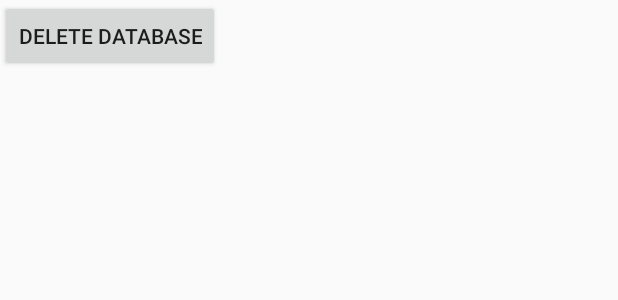
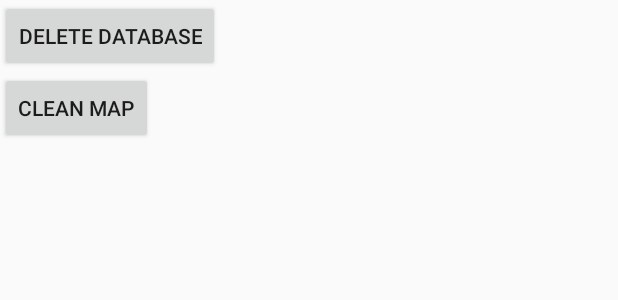
Before and after one commit to pavelkv96/GuideApp, an Android app: the layout fragment_settings.xml on its own in the app's theme, with its tools: preview values and no code run, on a phone screen of 412 x 824 dp. Shown: the top 300 px of the screen. Run offline under Robolectric (Android 15) with nearby library versions, the light colour scheme and no system bars.

Commit message:
Updated previous settings and added settings for delete cache map

```diff
--- a/app/src/main/res/layout/fragment_settings.xml
+++ b/app/src/main/res/layout/fragment_settings.xml
@@ -1,14 +1,21 @@
 <?xml version="1.0" encoding="utf-8"?>
-<FrameLayout xmlns:android="http://schemas.android.com/apk/res/android"
+<LinearLayout xmlns:android="http://schemas.android.com/apk/res/android"
   xmlns:tools="http://schemas.android.com/tools"
   android:layout_width="match_parent"
   android:layout_height="match_parent"
+  android:orientation="vertical"
   tools:context=".fragments.setting.SettingsFragment">
 
   <Button
-    android:id="@+id/btn_snackbar"
+    android:id="@+id/btn_fragment_settings_clear_content"
     android:layout_width="wrap_content"
     android:layout_height="wrap_content"
     android:text="Delete database"/>
 
-</FrameLayout>
+  <Button
+    android:id="@+id/btn_fragment_settings_clear_map_cache"
+    android:layout_width="wrap_content"
+    android:layout_height="wrap_content"
+    android:text="Clean map"/>
+
+</LinearLayout>
```
Also changed, not shown: app/src/main/java/com/grsu/guideapp/activities/splash/SplashActivity.java (+4 -45 lines), app/src/main/java/com/grsu/guideapp/fragments/setting/SettingsFragment.java (+14 -10 lines), app/src/main/res/layout/activity_splash.xml (+2 -20 lines).
